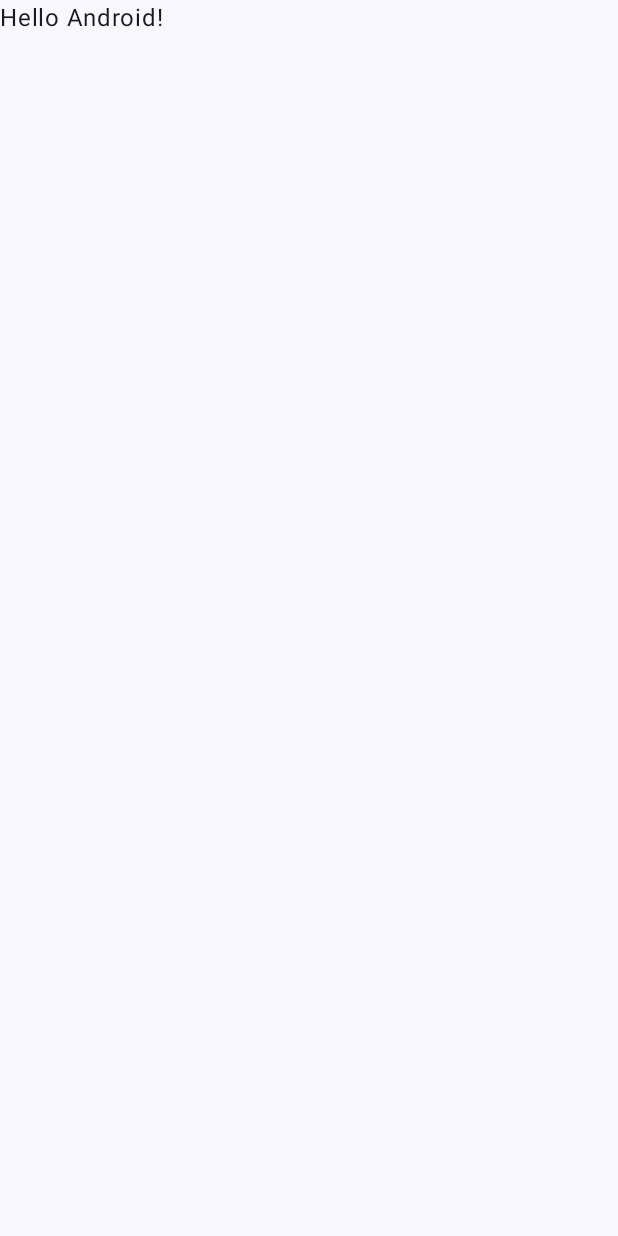
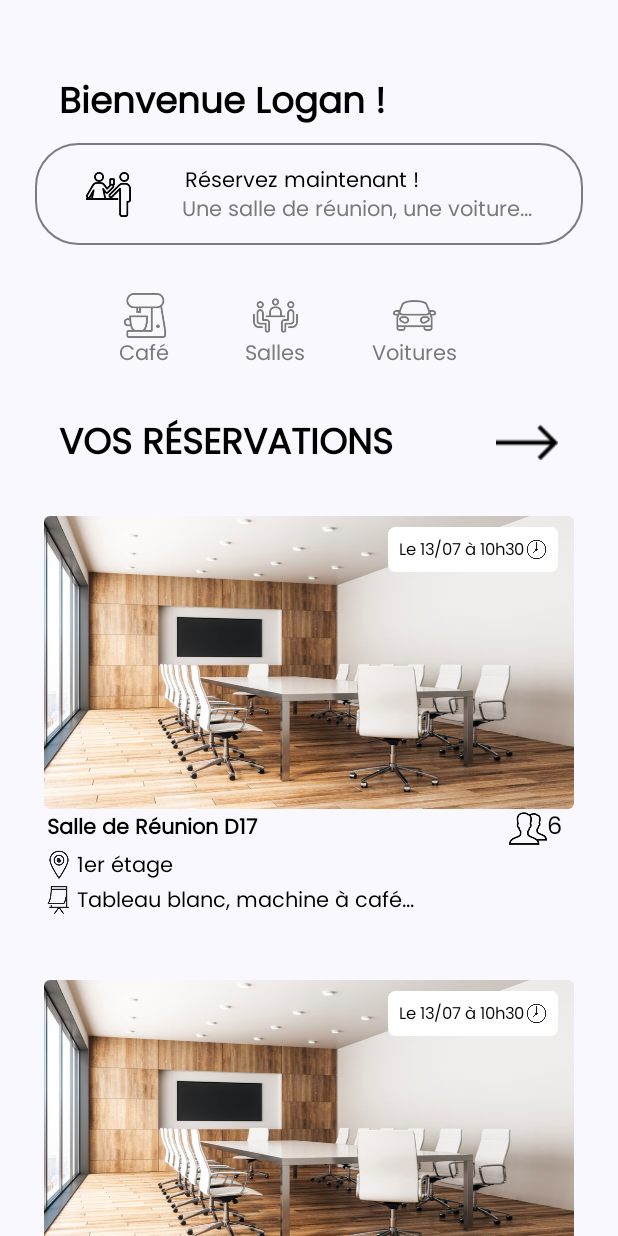
Before and after one commit to ColinSluck/bookit-mobile, an Android app built with Jetpack Compose: the screen it shows after launch (MainActivity), on a phone screen of 412 x 824 dp. Before the commit the screen is almost empty. Run offline under Robolectric (Android 15) with nearby library versions, the phone set to English and light mode, and no system bars.

Commit message:
Add HomeView

```diff
--- a/app/build.gradle.kts
+++ b/app/build.gradle.kts
@@ -5,12 +5,12 @@ plugins {
 
 android {
     namespace = "com.diiage.bookit"
-    compileSdk = 33
+    compileSdk = 34
 
     defaultConfig {
         applicationId = "com.diiage.bookit"
         minSdk = 24
-        targetSdk = 33
+        targetSdk = 34
         versionCode = 1
         versionName = "1.0"
 
@@ -58,6 +58,8 @@ dependencies {
     implementation("androidx.compose.material3:material3")
     implementation("androidx.compose.ui:ui:1.3.3")
     implementation("androidx.compose.material:material:1.3.1")
+    implementation("androidx.navigation:navigation-runtime-ktx:2.7.2")
+    implementation("androidx.navigation:navigation-common:2.7.2")
     testImplementation("junit:junit:4.13.2")
     androidTestImplementation("androidx.test.ext:junit:1.1.5")
     androidTestImplementation("androidx.test.espresso:espresso-core:3.5.1")
--- a/app/src/main/java/com/diiage/bookit/MainActivity.kt
+++ b/app/src/main/java/com/diiage/bookit/MainActivity.kt
@@ -12,6 +12,8 @@ import androidx.compose.runtime.Composable
 import androidx.compose.ui.Modifier
 import androidx.compose.ui.tooling.preview.Preview
 import com.diiage.bookit.ui.core.theme.BookItTheme
+import com.diiage.bookit.ui.screens.home.HomePreview
+import com.diiage.bookit.ui.screens.home.HomeViewModel
 
 class MainActivity : ComponentActivity() {
     override fun onCreate(savedInstanceState: Bundle?) {
@@ -21,7 +23,8 @@ class MainActivity : ComponentActivity() {
             BookItTheme {
                 // A surface container using the 'background' color from the theme
                 Surface(modifier = Modifier.fillMaxSize(), color = MaterialTheme.colorScheme.background) {
-                    Greeting(name = "Android")
+                    //Greeting(name = "Android")
+                    HomePreview()
                 }
             }
         }
--- a/app/src/main/java/com/diiage/bookit/ui/core/composables/reservation.kt
+++ b/app/src/main/java/com/diiage/bookit/ui/core/composables/reservation.kt
@@ -8,9 +8,13 @@ import androidx.compose.foundation.layout.Arrangement
 import androidx.compose.foundation.layout.Box
 import androidx.compose.foundation.layout.Column
 import androidx.compose.foundation.layout.Row
+import androidx.compose.foundation.layout.fillMaxHeight
+import androidx.compose.foundation.layout.fillMaxSize
+import androidx.compose.foundation.layout.fillMaxWidth
 import androidx.compose.foundation.layout.height
 import androidx.compose.foundation.layout.padding
 import androidx.compose.foundation.layout.size
+import androidx.compose.foundation.layout.width
 import androidx.compose.foundation.shape.RoundedCornerShape
 import androidx.compose.material.icons.Icons
 import androidx.compose.material.icons.filled.DateRange
@@ -27,6 +31,9 @@ import androidx.compose.ui.graphics.Color
 import androidx.compose.ui.layout.ContentScale
 import androidx.compose.ui.res.painterResource
 import androidx.compose.ui.text.TextStyle
+import androidx.compose.ui.text.font.Font
+import androidx.compose.ui.text.font.FontFamily
+import androidx.compose.ui.text.font.FontWeight
 import androidx.compose.ui.tooling.preview.Preview
 import androidx.compose.ui.unit.dp
 import androidx.compose.ui.unit.sp
@@ -34,7 +41,6 @@ import com.diiage.bookit.R
 import java.time.format.DateTimeFormatter
 
 
-@RequiresApi(Build.VERSION_CODES.O)
 @Composable
 fun bookableView(
                     bookableName : String,
@@ -49,12 +55,7 @@ fun bookableView(
     Box (
 
     ){
-
-
         Column( // Colone qui contient : L'image(box), le nom(ligne1), Localisation(ligne2), Options(ligne3)
-            Modifier
-                .background(Color.White)
-                .padding(3.dp)
         ) {
 
             Box(
@@ -63,29 +64,40 @@ fun bookableView(
             ) {//box pour l'image
 
                 Image(
-                    painter = painterResource(id = R.drawable.img),
+                    painter = painterResource(id = R.drawable.rectangle8),
                     contentDescription = "bookable image",
                     contentScale = ContentScale.FillBounds,
+                    modifier = Modifier
+                        .width(353.dp)
+                        .height(195.dp)
                 )
-
+                Row(
+                    Modifier
+                        .padding(start = 229.dp, top = 7.dp)
+                ){
                     BookingDate(bookingDate = bookingDate, bookingTime = bookingTime)
+                }
             }
 
             Row(//ligne1 pour le nom
-                verticalAlignment = Alignment.CenterVertically,
             ) {
                 Text(
                     modifier = Modifier.padding(2.dp),
                     color = Color.Black,
                     text = bookableName,
-                    style = TextStyle(fontSize = 8.sp)
+                    style = TextStyle(
+                        fontSize = 14.sp,
+                        fontFamily = FontFamily(Font(R.font.poppins_regular)),
+                        fontWeight = FontWeight(700),
+                        color = Color(0xFF000000)
+                    )
                 )
 
                 Column( //colonne qui contient un ligne pour afficher le nombre de participants
-                    modifier = Modifier.padding(start = 10.dp)
+                    modifier = Modifier.padding(start = 166.dp)
                 ) {
                     PersonsNumber(
-                        personNumber = personNumber,
+                        personNumber = personNumber
                     )
                 }
             }
@@ -96,18 +108,22 @@ fun bookableView(
                 verticalAlignment = Alignment.CenterVertically,
             ) {
                 Icon(
-                    imageVector = Icons.Default.LocationOn,
+                    painter = painterResource(id = R.drawable.image9),
                     contentDescription = "Icône Localisation",
-                    tint = Color.Black,
                     modifier = Modifier
-                        .size(9.dp)
+                        .size(20.dp)
                 )
 
                 Text(
                     modifier = Modifier.padding(2.dp),
                     color = Color.Black,
                     text = bookableLoc,
-                    style = TextStyle(fontSize = 5.sp)
+                    style = TextStyle(
+                        fontSize = 14.sp,
+                        fontFamily = FontFamily(Font(R.font.poppins_regular)),
+                        fontWeight = FontWeight(400),
+                        color = Color(0xFF000000)
+                    )
                 )
             }
 
@@ -116,18 +132,22 @@ fun bookableView(
                 verticalAlignment = Alignment.CenterVertically,
             ) {
                 Icon(
-                    imageVector = Icons.Default.List,
+                    painter = painterResource(id = R.drawable.image10),
                     contentDescription = "Icône Localisation",
-                    tint = Color.Black,
                     modifier = Modifier
-                        .size(9.dp)
+                        .size(20.dp)
                 )
 
                 Text(
                     modifier = Modifier.padding(2.dp),
                     color = Color.Black,
                     text = bookableOptions,
-                    style = TextStyle(fontSize = 5.sp)
+                    style = TextStyle(
+                        fontSize = 14.sp,
+                        fontFamily = FontFamily(Font(R.font.poppins_regular)),
+                        fontWeight = FontWeight(400),
+                        color = Color(0xFF000000)
+                    )
                 )
             }
 
@@ -137,23 +157,25 @@ fun bookableView(
 }
 @Composable
 fun PersonsNumber(//composable pour le nombre de participants
-    personNumber : String,
-    modifier: Modifier = Modifier
+    personNumber : String
 
 ) {
     Row {
 
-        Icon(imageVector = Icons.Default.Person,
+        Icon(
+            painter = painterResource(id = R.drawable.image8),
             contentDescription = "Icône d'utilisateur",
             tint = Color.Black,
             modifier = Modifier
-                .size(12.dp)
+                .size(25.dp)
         )
 
         Text(
             text = personNumber,
             style = TextStyle(
-                fontSize = 8.sp,
+                fontSize = 16.sp,
+                fontFamily = FontFamily(Font(R.font.poppins_regular)),
+                fontWeight = FontWeight(400),
                 color = Color.Black,
             )
         )
@@ -162,57 +184,54 @@ fun PersonsNumber(//composable pour le nombre de participants
 }
 
 
-@RequiresApi(Build.VERSION_CODES.O)
 @Composable
 fun BookingDate(
     bookingDate: String,
     bookingTime: String,
 ) {
    // val currentDate = LocalDate.now()
-    val formattedDate = bookingDate.format(DateTimeFormatter.ofPattern("dd/MM"))
+    //val formattedDate = bookingDate.format(DateTimeFormatter.ofPattern("dd/MM"))
+    val formattedDate = bookingDate
 
 
     Row(
         verticalAlignment = Alignment.CenterVertically,
         horizontalArrangement = Arrangement.Center,
         modifier = Modifier
-           .padding(start = 63.dp, top = 5.dp)
-           .height(7.dp)
-           .clip(RoundedCornerShape(2.dp))
+            .background(Color(0xFFFFFFFF), shape = RoundedCornerShape(size = 5.dp))
 
     ) {
-
-
+        Row(
+            Modifier.padding(7.dp)
+        ){
             Text(text = "Le $formattedDate à $bookingTime",
                 style = TextStyle(
-                Color.Black,
-                fontSize = 4.sp ),
-            modifier = Modifier
-                .background(Color.White)
-                .height(8.dp)
-                .padding(1.dp)
+                    color = Color(0xFF000000),
+                    fontSize = 11.sp,
+                    fontFamily = FontFamily(Font(R.font.poppins_regular)),
+                    fontWeight = FontWeight(400)
+                )
 
             )
 
-        Icon(imageVector = Icons.Default.DateRange,
+            Icon(
+                painter = painterResource(id = R.drawable.image18),
                 contentDescription = "Icône d'utilisateur",
-            tint = Color.Black,
                 modifier = Modifier
-                .size(8.dp)
-                .background(Color.White)
+                    .size(15.dp)
+                    .padding(start = 1.dp)
             )
+        }
     }
 
 }
 
-@RequiresApi(Build.VERSION_CODES.O)
 @Preview
 @Composable
 fun Preview1() {
     bookableView(bookableName = "Salle de réunion D17", bookableLoc ="1er étage" , bookableOptions = "Tableau blanc, machine à café...", personNumber = "6", bookingDate = "14/09", bookingTime = "10:30")
 }
 
-@RequiresApi(Build.VERSION_CODES.O)
 @Preview
 @Composable
 fun Preview2() {
--- /dev/null
+++ b/app/src/main/java/com/diiage/bookit/ui/screens/home/HomeScreen.kt
@@ -0,0 +1,316 @@
+package com.diiage.bookit.ui.screens.home
+
+import android.widget.ScrollView
+import android.widget.Toast
+import androidx.compose.animation.ExperimentalAnimationApi
+import androidx.compose.foundation.BorderStroke
+import androidx.compose.foundation.Image
+import androidx.compose.foundation.border
+import androidx.compose.foundation.layout.Arrangement
+import androidx.compose.foundation.layout.Box
+import androidx.compose.foundation.layout.Column
+import androidx.compose.foundation.layout.Row
+import androidx.compose.foundation.layout.fillMaxSize
+import androidx.compose.foundation.layout.fillMaxWidth
+import androidx.compose.foundation.layout.height
+import androidx.compose.foundation.layout.padding
+import androidx.compose.foundation.layout.size
+import androidx.compose.foundation.layout.width
+import androidx.compose.foundation.rememberScrollState
+import androidx.compose.foundation.shape.RoundedCornerShape
+import androidx.compose.foundation.verticalScroll
+import androidx.compose.material.icons.Icons
+import androidx.compose.material.icons.filled.ArrowForward
+import androidx.compose.material3.Button
+import androidx.compose.material3.ButtonDefaults
+import androidx.compose.material3.ExperimentalMaterial3Api
+import androidx.compose.material3.Scaffold
+import androidx.compose.material3.Text
+import androidx.compose.runtime.Composable
+import androidx.compose.ui.Alignment
+import androidx.compose.ui.Modifier
+import androidx.compose.ui.graphics.Color
+import androidx.compose.ui.platform.LocalContext
+import androidx.compose.ui.res.painterResource
+import androidx.compose.ui.text.TextStyle
+import androidx.compose.ui.text.font.Font
+import androidx.compose.ui.text.font.FontFamily
+import androidx.compose.ui.text.font.FontWeight
+import androidx.compose.ui.text.style.TextAlign
+import androidx.compose.ui.tooling.preview.Preview
+import androidx.compose.ui.unit.dp
+import androidx.compose.ui.unit.sp
+import androidx.lifecycle.ViewModel
+import androidx.lifecycle.viewmodel.compose.viewModel
+import androidx.navigation.NavController
+import com.diiage.bookit.R
+import com.diiage.bookit.ui.core.composables.bookableView
+
+private typealias UIState = HomeState
+
+@OptIn(ExperimentalMaterial3Api::class, ExperimentalAnimationApi::class)
+@Composable
+private fun HomeContent(
+    state: UIState = UIState()
+){
+    Box(
+        modifier = Modifier
+            .fillMaxSize()
+            .verticalScroll(rememberScrollState())
+
+    ){
+        Text(
+            text = "Bienvenue Logan !",
+            style = TextStyle(
+                fontSize = 24.sp,
+                fontFamily = FontFamily(Font(R.font.poppins_regular)),
+                fontWeight = FontWeight(700),
+                color = Color(0xFF000000)
+            ),
+            modifier = Modifier
+                .padding(start = 39.dp, top = 50.dp)
+        )
+        val context = LocalContext.current
+        Button(
+            onClick = {
+                Toast.makeText(context, "Action réussi!", Toast.LENGTH_SHORT).show()
+            },
+            colors = ButtonDefaults.outlinedButtonColors(Color.Transparent),
+            shape = RoundedCornerShape(29.dp),
+            border = BorderStroke(1.dp, Color(0x80000000)),
+            modifier = Modifier
+                .padding(top = 95.dp, start = 23.dp, end = 23.dp)
+                .width(384.dp)
+                .height(68.dp)
+        ) {
+            Image(
+                painter = painterResource(id = R.drawable.image14),
+                contentDescription = null,
+                modifier = Modifier
+                    .width(30.dp)
+                    .height(30.dp)
+            )
+            Column(
+                verticalArrangement = Arrangement.SpaceEvenly,
+            ){
+                Row(
+                    modifier = Modifier
+                        .padding(start = 36.dp),
+                    horizontalArrangement = Arrangement.SpaceEvenly
+                ){
+                    Text(
+                        text = "Réservez maintenant !",
+                        style = TextStyle(
+                            fontFamily = FontFamily(Font(R.font.poppins_regular)),
+                            fontWeight = FontWeight(400),
+                            color = Color(0xFF000000)
+                        )
+                    )
+                }
+                Row(
+                    Modifier
+                        .padding(start = 34.dp)
+                ){
+                    Text(
+                        text = "Une salle de réunion, une voiture...",
+                        style = TextStyle(
+                            fontFamily = FontFamily(Font(R.font.poppins_regular)),
+                            fontWeight = FontWeight(400),
+                            color = Color(0xFF7A7A7A)
+                        )
+                    )
+                }
+            }
+        }
+        Row(
+            modifier = Modifier
+                .padding(top = 195.dp)
+                .fillMaxWidth(),
+            horizontalArrangement = Arrangement.SpaceBetween,
+            verticalAlignment = Alignment.CenterVertically
+        ){
+            Row(
+                modifier = Modifier
+                    .padding(horizontal = 79.dp)
+                    .fillMaxWidth(),
+                horizontalArrangement = Arrangement.SpaceEvenly
+            ){
+                Box(
+
+                    Modifier
+                        .weight(1f)
+                ){
+                    Column(
+                        verticalArrangement = Arrangement.SpaceEvenly,
+                        horizontalAlignment = Alignment.CenterHorizontally
+                    ){
+                        Row(
+                            horizontalArrangement = Arrangement.SpaceEvenly
+                        ){
+                            Image(
+                                painter = painterResource(id = R.drawable.image5),
+                                contentDescription = null,
+                                modifier = Modifier
+                                    .width(30.dp)
+                                    .height(30.dp)
+                            )
+                        }
+                        Row {
+                            Text(
+                                text = "Café",
+                                style = TextStyle(
+                                    fontSize = 14.sp,
+                                    fontFamily = FontFamily(Font(R.font.poppins_regular)),
+                                    fontWeight = FontWeight(400),
+                                    color = Color(0xFF7A7A7A)
+                                )
+                            )
+                        }
+                    }
+                }
+                Box(
+                    Modifier
+                        .weight(1f)
+                ){
+                    Column(
+                        verticalArrangement = Arrangement.SpaceEvenly,
+                        horizontalAlignment = Alignment.CenterHorizontally
+                    ){
+                        Row(
+                            horizontalArrangement = Arrangement.SpaceEvenly
+                        ){
+                            Image(
+                                painter = painterResource(id = R.drawable.image6),
+                                contentDescription = null,
+                                modifier = Modifier
+                                    .width(30.dp)
+                                    .height(30.dp)
+                            )
+                        }
+                        Row {
+                            Text(
+                                text = "Salles",
+                                style = TextStyle(
+                                    fontSize = 14.sp,
+                                    fontFamily = FontFamily(Font(R.font.poppins_regular)),
+                                    fontWeight = FontWeight(400),
+                                    color = Color(0xFF7A7A7A)
+                                )
+                            )
+                        }
+                    }
+                }
+                Box(
+                    Modifier
+                        .weight(1f)
+                ){
+                    Column(
+                        verticalArrangement = Arrangement.SpaceEvenly,
+                        horizontalAlignment = Alignment.CenterHorizontally
+                    ){
+                        Row(
+                            horizontalArrangement = Arrangement.SpaceEvenly
+                        ){
+                            Image(
+                                painter = painterResource(id = R.drawable.image7),
+                                contentDescription = null,
+                                modifier = Modifier
+                                    .width(30.dp)
+                                    .height(30.dp)
+                            )
+                        }
+                        Row {
+                            Text(
+                                text = "Voitures",
+                                style = TextStyle(
+                                    fontSize = 14.sp,
+                                    fontFamily = FontFamily(Font(R.font.poppins_regular)),
+                                    fontWeight = FontWeight(400),
+                                    color = Color(0xFF7A7A7A)
+                                )
+                            )
+                        }
+                    }
+                }
+            }
+        }
+        Row(
+            Modifier
+                .padding(top = 277.dp, start = 39.dp)
+                .fillMaxWidth(),
+            verticalAlignment = Alignment.CenterVertically
+        ) {
+            Text(
+                text = "VOS RÉSERVATIONS",
+                style = TextStyle(
+                    fontSize = 24.sp,
+                    fontFamily = FontFamily(Font(R.font.poppins_regular)),
+                    fontWeight = FontWeight(700),
+                    color = Color(0xFF000000)
+                )
+            )
+
+            Image(
+                painter = painterResource(id = R.drawable.iconarrowleft),
+                contentDescription = null,
+                modifier = Modifier
+                    .padding(start = 67.dp)
+                    .width(43.dp)
+                    .height(24.dp)
+            )
+        }
+        Column(
+            Modifier.padding(top = 344.dp)
+        ){
+
+            Row(
+                Modifier
+                    .padding(bottom = 42.dp)
+                    .fillMaxWidth(),
+                horizontalArrangement = Arrangement.SpaceEvenly,
+                verticalAlignment = Alignment.CenterVertically,
+            ){
+                Column(
+                    horizontalAlignment = Alignment.CenterHorizontally,
+                    verticalArrangement = Arrangement.SpaceEvenly
+                ){
+                    bookableView(
+                        bookableName = "Salle de Réunion D17",
+                        bookableLoc = "1er étage",
+                        bookableOptions = "Tableau blanc, machine à café...",
+                        bookingDate = "13/07",
+                        bookingTime = "10h30",
+                        personNumber = "6"
+                    )
+                }
+            }
+            Row(
+                Modifier
+                    .padding(bottom = 42.dp)
+                    .fillMaxWidth(),
+                horizontalArrangement = Arrangement.SpaceEvenly,
+                verticalAlignment = Alignment.CenterVertically,
+            ){
+                Column(
+                    horizontalAlignment = Alignment.CenterHorizontally,
+                    verticalArrangement = Arrangement.SpaceEvenly
+                ){
+                    bookableView(
+                        bookableName = "Salle de Réunion D17",
+                        bookableLoc = "1er étage",
+                        bookableOptions = "Tableau blanc, machine à café...",
+                        bookingDate = "13/07",
+                        bookingTime = "10h30",
+                        personNumber = "6"
+                    )
+                }
+            }
+        }
+    }
+}
+
+@Preview
+@Composable
+fun HomePreview(){
+    HomeContent()
+}
--- /dev/null
+++ b/app/src/main/java/com/diiage/bookit/ui/screens/home/HomeViewModel.kt
@@ -0,0 +1,14 @@
+package com.diiage.bookit.ui.screens.home
+
+import android.app.Application
+import android.view.View
+import androidx.lifecycle.ViewModel
+
+class HomeViewModel(application: Application) : ViewModel() {
+
+}
+
+data class HomeState(
+   val isLoading: Boolean = true,
+   val error: String? = null
+)
--- a/app/src/main/java/com/diiage/bookit/ui/screens/profil/ProfilScreen.kt
+++ b/app/src/main/java/com/diiage/bookit/ui/screens/profil/ProfilScreen.kt
@@ -13,7 +13,6 @@ import androidx.compose.ui.Modifier
 import androidx.compose.ui.graphics.Color
 import androidx.compose.ui.tooling.preview.Preview
 import androidx.compose.ui.unit.dp
-import com.diiage.bookit.ui.core.composables.DeconnectionButton
 import com.diiage.bookit.ui.core.composables.BI_Button
 import com.diiage.bookit.ui.composables.PersonalInformation
 import com.diiage.bookit.ui.composables.ProfilHeader
```
Also changed, not shown: app/src/main/res/drawable/iconarrowleft.png (added), app/src/main/res/drawable/image10.png (added), app/src/main/res/drawable/image14.png (added), app/src/main/res/drawable/image18.png (added), app/src/main/res/drawable/image5.png (added), app/src/main/res/drawable/image6.png (added), app/src/main/res/drawable/image7.png (added), app/src/main/res/drawable/image8.png (added), app/src/main/res/drawable/image9.png (added), app/src/main/res/drawable/rectangle8.png (added). Lines whose indentation alone changed are shown as unchanged.
